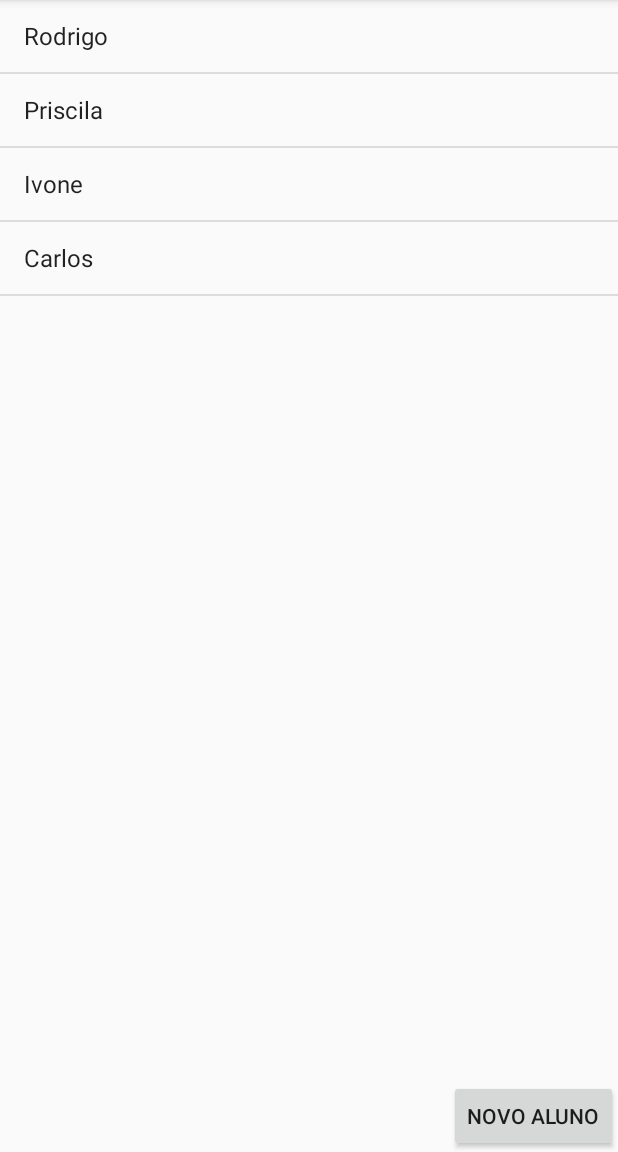
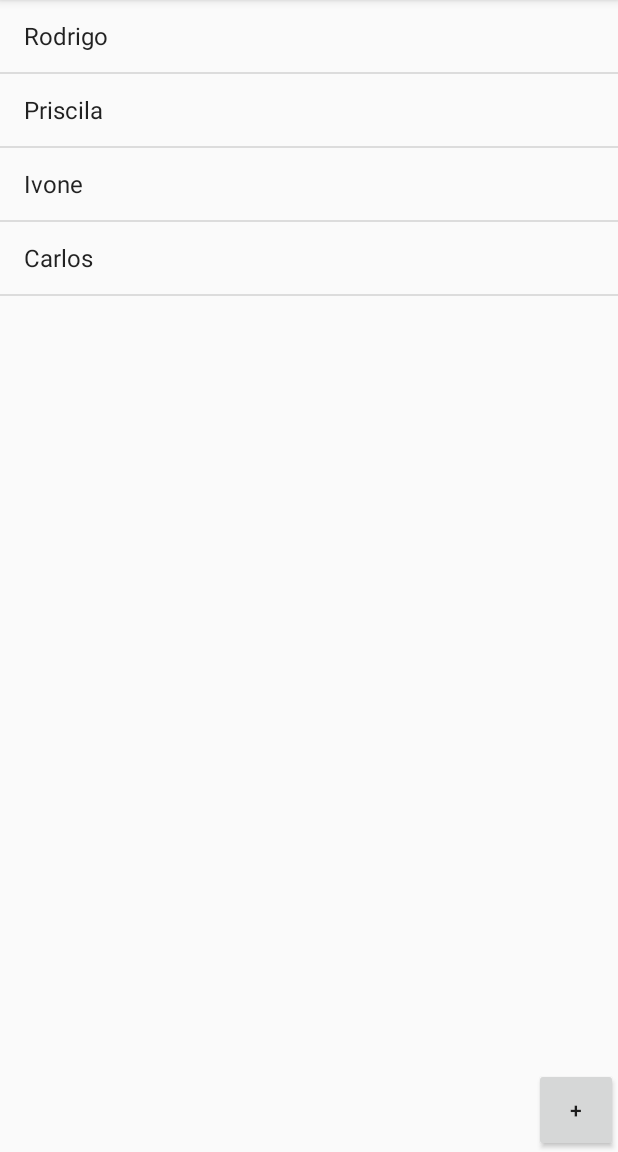
Before and after one commit to rodrigogregorioneri/CAndroid, an Android app: the screen it shows after launch (MainActivity), on a phone screen of 412 x 824 dp, the part 84-1236 px from its top. Run offline under Robolectric (Android 15) with nearby library versions, the phone set to English and light mode, and no system bars.

Commit message:
Alterando o nome do botão para "+" e altura e largura para 56dp

```diff
--- a/app/src/main/res/layout/activity_main.xml
+++ b/app/src/main/res/layout/activity_main.xml
@@ -11,9 +11,9 @@
     android:id="@+id/lista"></ListView>
 
   <Button
-    android:layout_width="wrap_content"
-    android:layout_height="wrap_content"
-    android:text="Novo Aluno"
+    android:layout_width="56dp"
+    android:layout_height="56dp"
+    android:text="+"
     android:layout_alignParentBottom="true"
     android:layout_alignParentRight="true"/>
 
```
